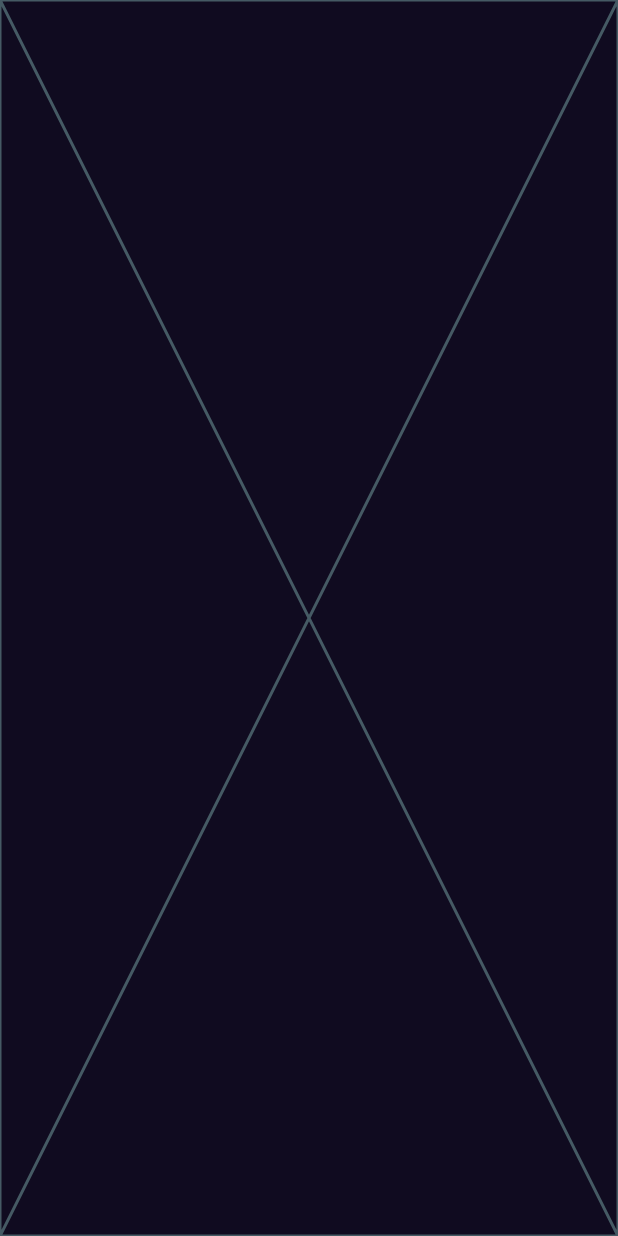
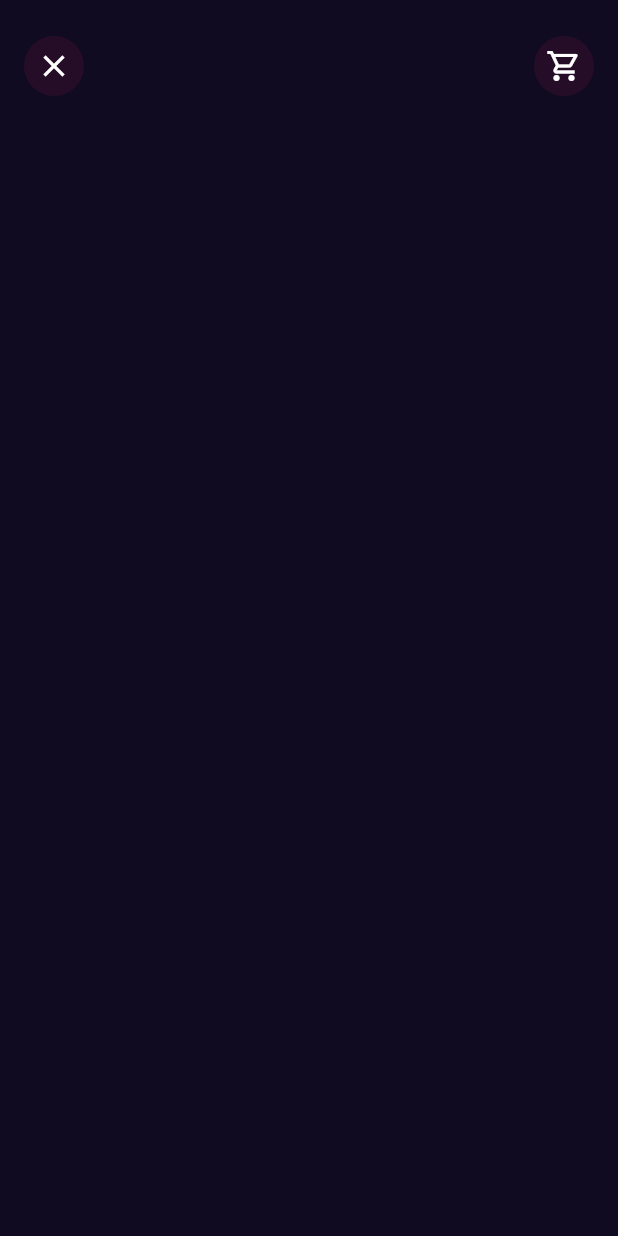
Before and after one commit to mohamedtaha910/bookly_app, a Flutter app: the BookDetailsPage screen opened directly, on a phone screen of 412 x 824 dp. Run offline on Flutter 3.47's test engine with Material 3 defaults, Android fonts, the phone set to English and light mode, and no system bars; our stand-ins replace carousel_slider, flutter_svg, font_awesome_flutter, go_router, google_fonts.

Commit message:
create custom book details app bar

```diff
--- a/lib/Features/home/presentation/views/widgets/book_details_page_body.dart
+++ b/lib/Features/home/presentation/views/widgets/book_details_page_body.dart
@@ -1,3 +1,4 @@
+import 'package:bookly_app/Features/home/presentation/views/widgets/custom_details_app_bar.dart';
 import 'package:flutter/material.dart';
 
 class BookDetailsPageBody extends StatelessWidget {
@@ -5,6 +6,9 @@ class BookDetailsPageBody extends StatelessWidget {
 
   @override
   Widget build(BuildContext context) {
-    return const Placeholder();
+    return Padding(
+      padding: const EdgeInsets.symmetric(horizontal:  16.0),
+      child: Column(children: [CustomDetailsAppBar()]),
+    );
   }
 }
--- a/lib/Features/home/presentation/views/widgets/book_item.dart
+++ b/lib/Features/home/presentation/views/widgets/book_item.dart
@@ -1,6 +1,8 @@
+import 'package:bookly_app/core/utils/app_router.dart';
 import 'package:bookly_app/core/utils/styles.dart';
 import 'package:flutter/material.dart';
 import 'package:font_awesome_flutter/font_awesome_flutter.dart';
+import 'package:go_router/go_router.dart';
 import 'package:google_fonts/google_fonts.dart';
 
 class BookItem extends StatelessWidget {
@@ -8,7 +10,11 @@ class BookItem extends StatelessWidget {
 
   @override
   Widget build(BuildContext context) {
-    return Row(
+    return GestureDetector(
+      onTap: (){
+        GoRouter.of(context).push(AppRouter.kBoookDetails);
+      },
+      child: Row(
         crossAxisAlignment: CrossAxisAlignment.start,
         // mainAxisAlignment: MainAxisAlignment.start,
         children: [
@@ -71,6 +77,7 @@ class BookItem extends StatelessWidget {
             ),
           ),
         ],
+      ),
     );
   }
 }
--- /dev/null
+++ b/lib/Features/home/presentation/views/widgets/custom_details_app_bar.dart
@@ -0,0 +1,47 @@
+import 'package:flutter/material.dart';
+import 'package:go_router/go_router.dart';
+
+class CustomDetailsAppBar extends StatelessWidget {
+  const CustomDetailsAppBar({super.key});
+
+  @override
+  Widget build(BuildContext context) {
+    return Padding(
+      padding: const EdgeInsets.symmetric(vertical:  24.0),
+      child: Row(
+        children: [
+          GestureDetector(
+            onTap: () {
+              GoRouter.of(context).pop();
+            },
+            child: Container(
+              padding: const EdgeInsets.all(8),
+              decoration: BoxDecoration(
+                shape: BoxShape.circle,
+                color: Colors.pink.withAlpha(25),
+              ),
+              child: Icon(
+                Icons.close,
+                // size: 20,
+              ),
+            ),
+          ),
+          Spacer(),
+          GestureDetector(
+            onTap: () {},
+            child: Container(
+              padding: const EdgeInsets.all(8),
+              decoration: BoxDecoration(
+                shape: BoxShape.circle,
+                color: Colors.pink.withAlpha(25),
+              ),
+              child: Icon(
+                Icons.shopping_cart_outlined,
+              )
+            ),
+          ),
+        ],
+      ),
+    );
+  }
+}
--- a/lib/core/utils/app_router.dart
+++ b/lib/core/utils/app_router.dart
@@ -1,9 +1,12 @@
+import 'package:bookly_app/Features/home/presentation/views/book_details_page.dart';
 import 'package:bookly_app/Features/home/presentation/views/home_page.dart';
 import 'package:bookly_app/Features/splash/presentation/views/splash_page.dart';
 import 'package:go_router/go_router.dart';
 
 abstract class AppRouter {
   static String kHomePage = '/homePage';
+  static String kBoookDetails = '/bookDetails';
+
   static final router = GoRouter(
   routes: [
     GoRoute(
@@ -11,8 +14,12 @@ abstract class AppRouter {
       builder: (context, state) => const SplashPage(),
     ),
     GoRoute(
-      path: '/homePage',
+      path: kHomePage,
       builder: (context, state) => const HomePage(),
+    ),
+    GoRoute(
+      path: kBoookDetails,
+      builder: (context, state) => const BookDetailsPage(),
     ),
 
   ],
```
Lines whose indentation alone changed are shown as unchanged.
